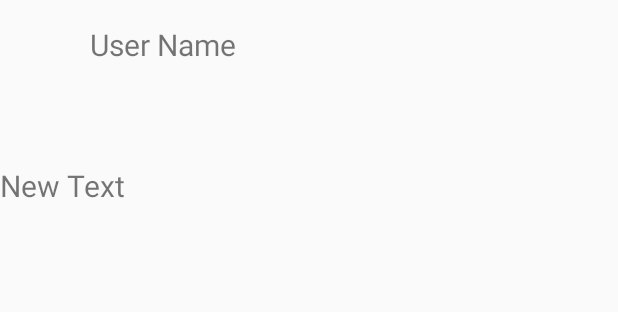
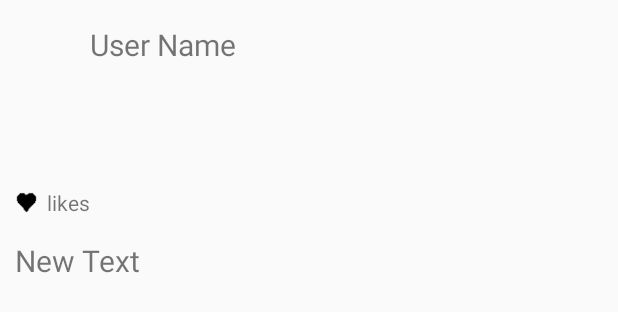
Before and after one commit to richardpon/Instagram-Client, an Android app: the layout item_photo.xml on its own in the app's theme, with its tools: preview values and no code run, on a phone screen of 412 x 824 dp. Shown: the top 312 px of the screen. Run offline under Robolectric (Android 15) with nearby library versions, the phone set to English and light mode, and no system bars.

Commit message:
Add likes

```diff
--- a/app/src/main/java/com/codepath/instagramclient/InstagramPhotosAdapter.java
+++ b/app/src/main/java/com/codepath/instagramclient/InstagramPhotosAdapter.java
@@ -43,10 +43,12 @@ public class InstagramPhotosAdapter extends ArrayAdapter<InstagramPhoto> {
         ImageView ivProfile = (ImageView) convertView.findViewById(R.id.ivProfile);
         TextView tvUsername = (TextView) convertView.findViewById(R.id.tvUsername);
         ImageView ivPhoto = (ImageView) convertView.findViewById(R.id.ivPhoto);
+        TextView tvLikes = (TextView) convertView.findViewById(R.id.tvLikes);
         TextView tvCaption = (TextView) convertView.findViewById(R.id.tvCaption);
 
         // Insert the item data into each of the view items
         tvUsername.setText(photo.username);
+        tvLikes.setText(photo.likesString());
         tvCaption.setText(photo.caption);
 
         // IMAGES
--- a/app/src/main/res/layout/item_photo.xml
+++ b/app/src/main/res/layout/item_photo.xml
@@ -3,7 +3,6 @@
     android:layout_width="match_parent" android:layout_height="match_parent">
 
     <!-- User -->
-
     <LinearLayout
         android:id="@+id/llUser"
         android:layout_width="fill_parent"
@@ -39,7 +38,7 @@
         </LinearLayout>
 
 
-
+    <!-- main image -->
     <ImageView
         android:layout_width="match_parent"
         android:layout_height="wrap_content"
@@ -49,18 +48,51 @@
         android:scaleType="fitXY"
         android:minHeight="50dp" />
 
+    <!-- likes -->
+    <LinearLayout
+        android:layout_width="match_parent"
+        android:layout_height="50dp"
+        android:layout_below="@+id/ivPhoto"
+        android:id="@+id/llLikes"
+        android:orientation="horizontal"
+        android:layout_marginLeft="10dp"
+        >
+
+        <ImageView
+            android:layout_width="15dp"
+            android:layout_height="15dp"
+            android:src="@drawable/heart"
+            android:layout_gravity="center_vertical"
+            />
+
+
+        <TextView
+            android:layout_width="wrap_content"
+            android:layout_height="match_parent"
+            android:id="@+id/tvLikes"
+            android:text="likes"
+            android:gravity="center_vertical"
+            android:layout_marginLeft="6dp"
+            />
+
+        </LinearLayout>
+
+
+
+    <!-- caption -->
     <TextView
         android:layout_width="wrap_content"
         android:layout_height="wrap_content"
         android:text="New Text"
         android:id="@+id/tvCaption"
-        android:layout_below="@+id/ivPhoto"
+        android:layout_below="@+id/llLikes"
         android:layout_alignParentLeft="true"
         android:layout_alignParentStart="true"
         android:textSize="20sp"
         android:maxLines="3"
         android:ellipsize="end"
         android:layout_marginBottom="10dp"
+        android:layout_marginLeft="10dp"
         />
 
 </RelativeLayout>
```
Also changed, not shown: app/src/main/java/com/codepath/instagramclient/InstagramPhoto.java (+28 -4 lines), app/src/main/res/drawable/heart.png (added).
